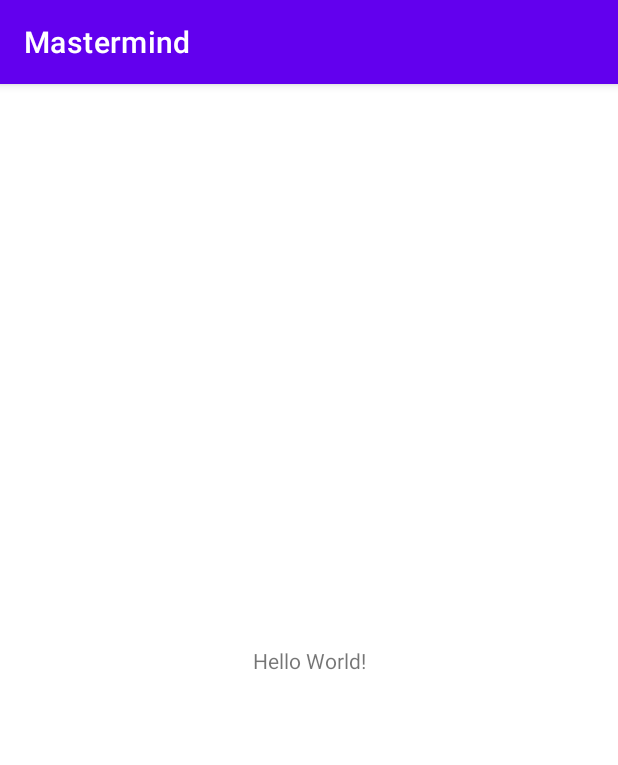
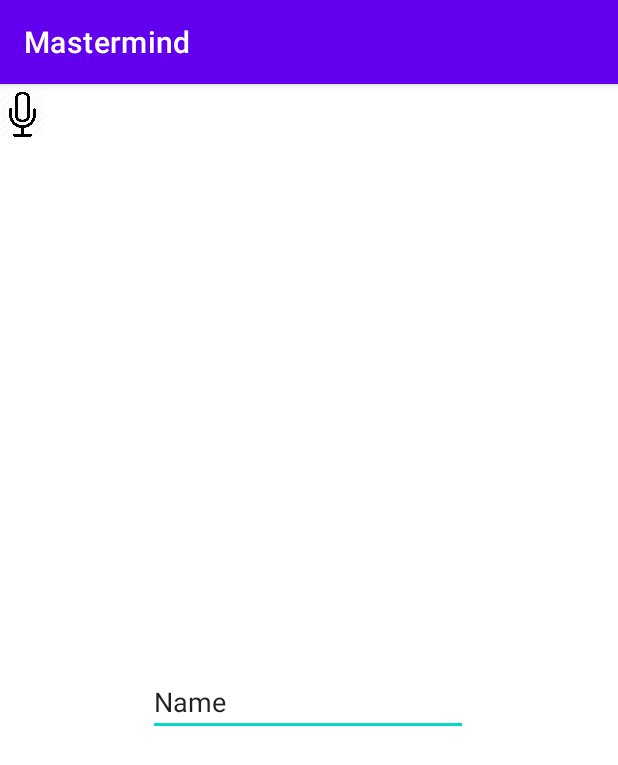
Before and after one commit to Prajbh/Mastermind, an Android app: the screen it shows after launch (MainActivity), on a phone screen of 412 x 824 dp. Shown: the top 765 px of the screen. Run offline under Robolectric (Android 15) with nearby library versions, the phone set to English and light mode, and no system bars.

Commit message:
ctivity main file for reference

```diff
--- a/app/src/main/res/layout/activity_main.xml
+++ b/app/src/main/res/layout/activity_main.xml
@@ -6,13 +6,28 @@
     android:layout_height="match_parent"
     tools:context=".MainActivity">
 
-    <TextView
+    <EditText
+        android:id="@+id/editTextTextPersonName"
         android:layout_width="wrap_content"
         android:layout_height="wrap_content"
-        android:text="Hello World!"
+        android:ems="10"
+        android:inputType="textPersonName"
+        android:text="Name"
         app:layout_constraintBottom_toBottomOf="parent"
-        app:layout_constraintLeft_toLeftOf="parent"
-        app:layout_constraintRight_toRightOf="parent"
-        app:layout_constraintTop_toTopOf="parent" />
+        app:layout_constraintEnd_toEndOf="parent"
+        app:layout_constraintHorizontal_bias="0.497"
+        app:layout_constraintStart_toStartOf="parent"
+        app:layout_constraintTop_toTopOf="parent"
+        app:layout_constraintVertical_bias="0.539" />
 
+    <ImageView
+        android:id="@+id/imageView"
+        android:layout_width="40dp"
+        android:layout_height="40dp"
+        android:layout_alignParentRight="true"
+        android:backgroundTint="#F9F8FA"
+        android:paddingRight="10dp"
+        android:src="@drawable/unnamed"
+        tools:layout_editor_absoluteX="310dp"
+        tools:layout_editor_absoluteY="370dp" />
 </androidx.constraintlayout.widget.ConstraintLayout>
```
